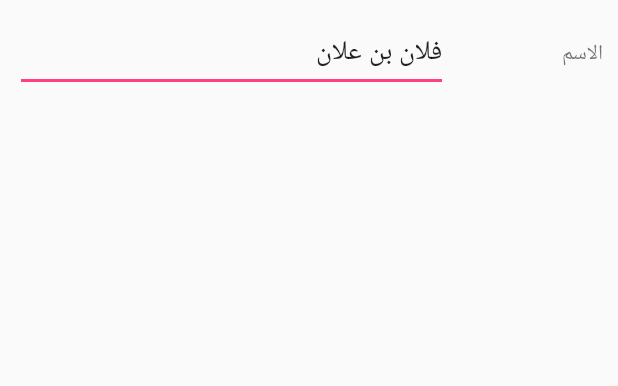
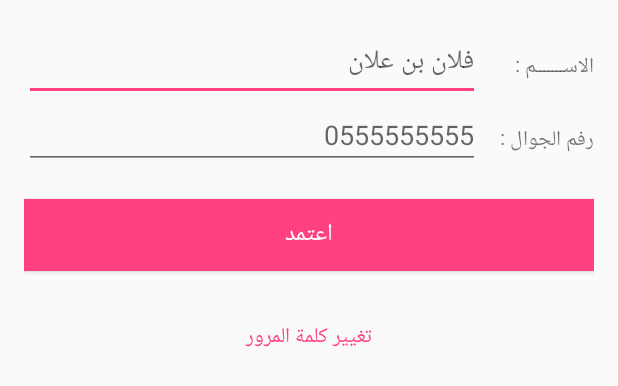
Before and after one commit to ziyadmsq/LawClub, an Android app: the layout activity_profile_edit.xml on its own in the app's theme, with its tools: preview values and no code run, on a phone screen of 412 x 824 dp. Shown: the top 386 px of the screen. Run offline under Robolectric (Android 15) with nearby library versions, the phone set to English and light mode, and no system bars; Roboto replaces fonts that are not available here.

Commit message:
trying out

```diff
--- a/app/src/main/java/com/ziyadmsq/android/lowclub/MainActivity.java
+++ b/app/src/main/java/com/ziyadmsq/android/lowclub/MainActivity.java
@@ -50,8 +50,8 @@ public class MainActivity extends AppCompatActivity
     private String username;
     private Context context = this;
     public static Account account;
-    public static String EVENT_TREE = "Events";
-    public static String ACCOUNT_TREE = "Accounts";
+    public static String EVENT_TREE = "AndroidEvents";
+    public static String ACCOUNT_TREE = "users";
 
 
     @Override
--- a/app/src/main/java/com/ziyadmsq/android/lowclub/MyPagerAdapter.java
+++ b/app/src/main/java/com/ziyadmsq/android/lowclub/MyPagerAdapter.java
@@ -15,7 +15,7 @@ public class MyPagerAdapter extends FragmentPagerAdapter {
             case 0:
                 return new EventFragment();
             case 1:
-                return new DevelopingPage();
+                return new ProfileEdit();
 //            case 2: return new Tab3();
         }
         return null;
--- a/app/src/main/res/layout/activity_profile_edit.xml
+++ b/app/src/main/res/layout/activity_profile_edit.xml
@@ -3,32 +3,81 @@
     xmlns:app="http://schemas.android.com/apk/res-auto"
     xmlns:tools="http://schemas.android.com/tools"
     android:layout_width="match_parent"
-    android:layout_height="match_parent"
+    android:layout_height="wrap_content"
     android:orientation="vertical"
     tools:context=".ProfileEdit"
-    android:layout_margin="10dp">
+    android:padding="16dp">
+
+
 
 
     <LinearLayout
         android:layout_width="match_parent"
-        android:layout_height="match_parent"
+        android:layout_height="wrap_content"
+        android:weightSum="9"
         android:orientation="horizontal">
 
         <EditText
-            android:id="@+id/editText2"
-            android:layout_width="wrap_content"
+            android:id="@+id/editName"
+            android:layout_width="250dp"
             android:layout_height="wrap_content"
-            android:layout_weight="1"
+            android:layout_weight="7"
             android:ems="10"
             android:inputType="textPersonName"
-            android:text="فلان بن علان" />
+            android:textAlignment="viewEnd"
+            android:hint="فلان بن علان"/>
 
         <TextView
             android:id="@+id/textView"
-            android:layout_width="wrap_content"
+            android:layout_width="60dp"
             android:layout_height="wrap_content"
-            android:layout_weight="1"
-            android:text="الاسم" />
+            android:layout_weight="2"
+            android:text="الاســـــــم :" />
 
     </LinearLayout>
+
+    <LinearLayout
+        android:layout_width="match_parent"
+        android:layout_height="wrap_content"
+        android:weightSum="9"
+        android:orientation="horizontal">
+
+        <EditText
+            android:id="@+id/editPhone"
+            android:layout_width="250dp"
+            android:layout_height="wrap_content"
+            android:layout_weight="7"
+            android:ems="10"
+            android:inputType="phone"
+            android:textAlignment="viewEnd"
+            android:hint="0555555555"/>
+        <TextView
+            android:id="@+id/textView3"
+            android:layout_width="60dp"
+            android:layout_height="wrap_content"
+            android:layout_weight="2"
+            android:text="رفم الجوال :" />
+
+    </LinearLayout>
+
+    <Button
+        android:id="@+id/editButton"
+        android:layout_height="wrap_content"
+        android:layout_width="fill_parent"
+        android:text="اعتمد"
+        android:textColor="#fff"
+        android:textSize="16sp"
+        android:layout_marginTop="20dip"
+        android:background="@color/colorAccent"/>
+
+    <Button
+        android:id="@+id/reset_password"
+        android:layout_width="fill_parent"
+        android:layout_height="wrap_content"
+        android:layout_marginTop="20dip"
+        android:background="@null"
+        android:text="تغيير كلمة المرور"
+        android:textAllCaps="false"
+        android:textColor="@color/colorAccent" />
+
 </LinearLayout>
--- a/app/src/main/res/values/strings.xml
+++ b/app/src/main/res/values/strings.xml
@@ -121,4 +121,6 @@
     <string name="pref_ringtone_silent">Silent</string>
 
     <string name="pref_title_vibrate">Vibrate</string>
+    <string name="title_activity_profile_edit">ProfileEdit</string>
+    <string name="title_activity_members_page">membersPage</string>
 </resources>
```
Also changed, not shown: app/src/main/AndroidManifest.xml (+12 -7 lines), app/src/main/java/com/ziyadmsq/android/lowclub/LoginActivity.java (+23 -14 lines), app/src/main/java/com/ziyadmsq/android/lowclub/ProfileEdit.java (+125 -5 lines), app/src/main/res/layout/activity_login.xml (+13 -13 lines), app/src/main/res/layout/member_item.xml (+11 -11 lines), app/src/main/res/drawable-hdpi/profilcon.png (added), app/src/main/res/drawable-mdpi/profilcon.png (added), app/src/main/res/drawable-xhdpi/profilcon.png (added), app/src/main/res/drawable-xxhdpi/profilcon.png (added).
